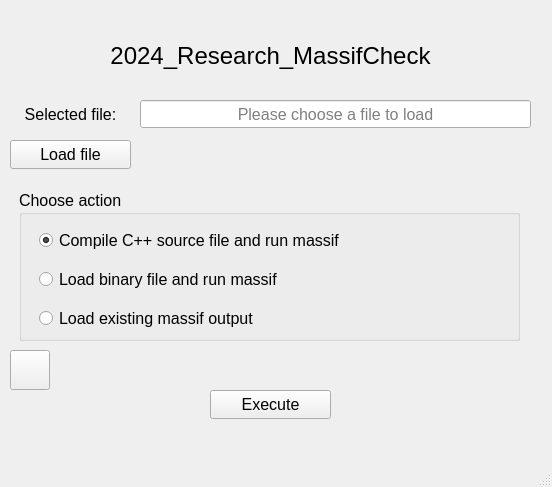
This is QTCreator/2024_Research_MassifCheck/mainwindow.ui in MATF-Software-Verification/2024_Research_MassifCheck as Qt 5 draws it before an edit. The edited form follows.
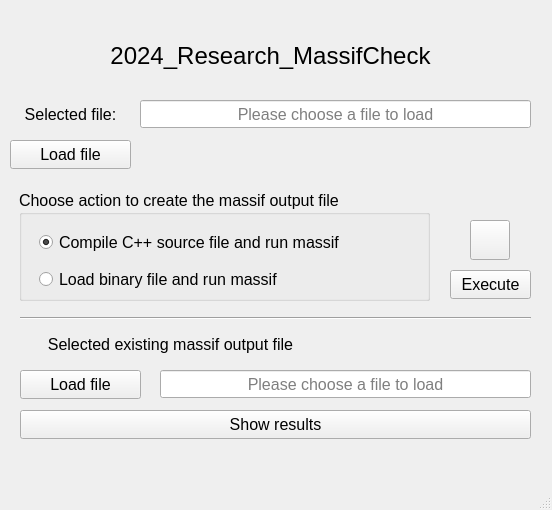
This is the edited form. Icons and pictures are not drawn.

Commit message:
Add GUI integration for displaying Massif analysis
Relates to #17

Diff of the .ui file:
```diff
--- a/QTCreator/2024_Research_MassifCheck/mainwindow.ui
+++ b/QTCreator/2024_Research_MassifCheck/mainwindow.ui
@@ -7,7 +7,7 @@
     <x>0</x>
     <y>0</y>
     <width>552</width>
-    <height>487</height>
+    <height>510</height>
    </rect>
   </property>
   <property name="windowTitle">
@@ -35,9 +35,9 @@
    <widget class="QPushButton" name="btExecute">
     <property name="geometry">
      <rect>
-      <x>210</x>
-      <y>390</y>
-      <width>121</width>
+      <x>450</x>
+      <y>270</y>
+      <width>81</width>
       <height>29</height>
      </rect>
     </property>
@@ -124,8 +124,8 @@
      <rect>
       <x>19</x>
       <y>190</y>
-      <width>501</width>
-      <height>151</height>
+      <width>411</width>
+      <height>111</height>
      </rect>
     </property>
     <property name="font">
@@ -134,15 +134,15 @@
      </font>
     </property>
     <property name="title">
-     <string>Choose action</string>
+     <string>Choose action to create the massif output file</string>
     </property>
     <widget class="QWidget" name="verticalLayoutWidget">
      <property name="geometry">
       <rect>
        <x>20</x>
-       <y>30</y>
-       <width>461</width>
-       <height>121</height>
+       <y>34</y>
+       <width>383</width>
+       <height>75</height>
       </rect>
      </property>
      <layout class="QVBoxLayout" name="verticalLayout">
@@ -166,21 +166,14 @@
         </property>
        </widget>
       </item>
-      <item>
-       <widget class="QRadioButton" name="rbOutput">
-        <property name="text">
-         <string>Load existing massif output</string>
-        </property>
-       </widget>
-      </item>
      </layout>
     </widget>
    </widget>
    <widget class="QPushButton" name="btMassifOptions">
     <property name="geometry">
      <rect>
-      <x>10</x>
-      <y>350</y>
+      <x>470</x>
+      <y>220</y>
       <width>40</width>
       <height>40</height>
      </rect>
@@ -199,6 +192,100 @@
      </size>
     </property>
    </widget>
+   <widget class="QPushButton" name="btShowResult">
+    <property name="geometry">
+     <rect>
+      <x>20</x>
+      <y>410</y>
+      <width>511</width>
+      <height>29</height>
+     </rect>
+    </property>
+    <property name="font">
+     <font>
+      <pointsize>12</pointsize>
+     </font>
+    </property>
+    <property name="text">
+     <string>Show results</string>
+    </property>
+   </widget>
+   <widget class="Line" name="line">
+    <property name="geometry">
+     <rect>
+      <x>20</x>
+      <y>310</y>
+      <width>511</width>
+      <height>16</height>
+     </rect>
+    </property>
+    <property name="orientation">
+     <enum>Qt::Orientation::Horizontal</enum>
+    </property>
+   </widget>
+   <widget class="QLineEdit" name="leFileName_2">
+    <property name="geometry">
+     <rect>
+      <x>160</x>
+      <y>370</y>
+      <width>371</width>
+      <height>28</height>
+     </rect>
+    </property>
+    <property name="font">
+     <font>
+      <pointsize>12</pointsize>
+     </font>
+    </property>
+    <property name="alignment">
+     <set>Qt::AlignmentFlag::AlignCenter</set>
+    </property>
+    <property name="readOnly">
+     <bool>true</bool>
+    </property>
+    <property name="placeholderText">
+     <string>Please choose a file to load</string>
+    </property>
+   </widget>
+   <widget class="QLabel" name="lbSelectedFile_2">
+    <property name="geometry">
+     <rect>
+      <x>0</x>
+      <y>330</y>
+      <width>341</width>
+      <height>29</height>
+     </rect>
+    </property>
+    <property name="font">
+     <font>
+      <pointsize>12</pointsize>
+     </font>
+    </property>
+    <property name="text">
+     <string>Selected existing massif output file</string>
+    </property>
+    <property name="alignment">
+     <set>Qt::AlignmentFlag::AlignCenter</set>
+    </property>
+   </widget>
+   <widget class="QPushButton" name="btLoadFile_2">
+    <property name="geometry">
+     <rect>
+      <x>20</x>
+      <y>370</y>
+      <width>121</width>
+      <height>29</height>
+     </rect>
+    </property>
+    <property name="font">
+     <font>
+      <pointsize>12</pointsize>
+     </font>
+    </property>
+    <property name="text">
+     <string>Load file</string>
+    </property>
+   </widget>
   </widget>
   <widget class="QMenuBar" name="menubar">
    <property name="geometry">
```
The commit also changes 2 other files.
